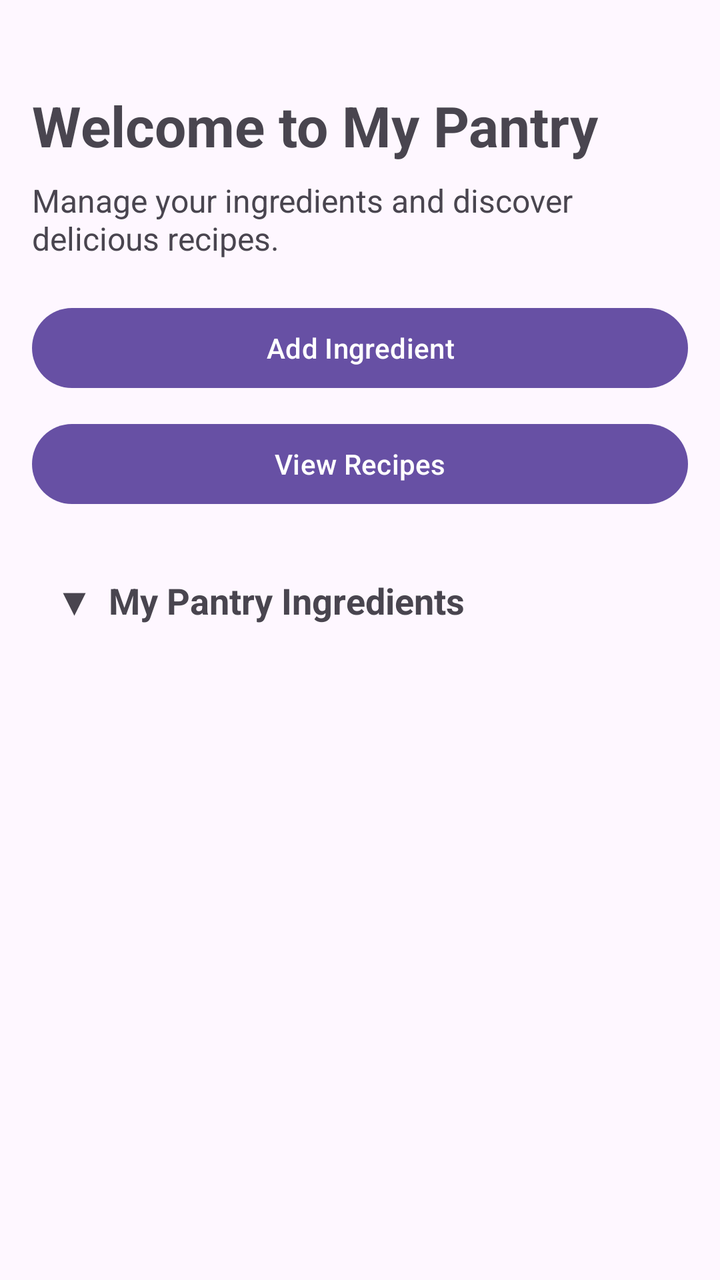
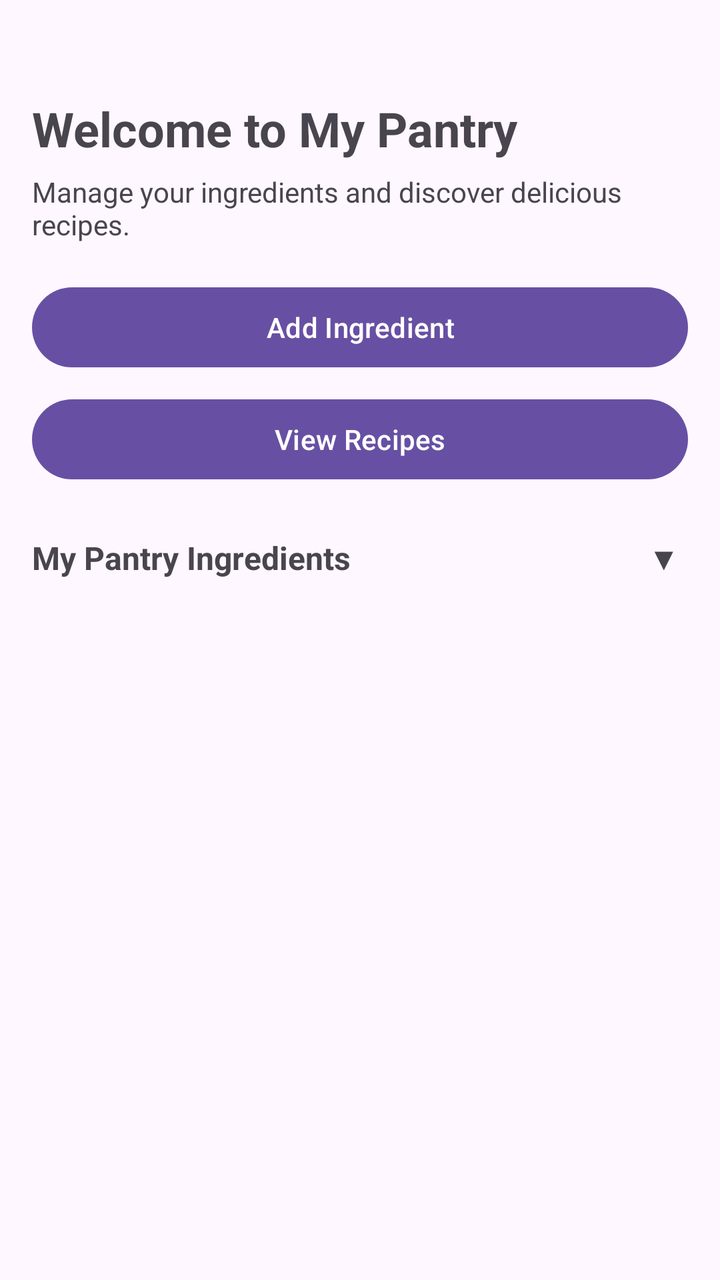

Screens rendered from an Android XML layout before and after an edit, with the pre-edit source and the edit as a unified diff.
<!-- AndroidManifest.xml: application theme Theme.SmartPantryManager -->
<!-- res/layout/activity_main.xml -->
<?xml version="1.0" encoding="utf-8"?>
<androidx.constraintlayout.widget.ConstraintLayout
    xmlns:android="http://schemas.android.com/apk/res/android"
    xmlns:app="http://schemas.android.com/apk/res-auto"
    android:id="@+id/main"
    android:layout_width="match_parent"
    android:layout_height="match_parent"
    android:padding="16dp">

    
    <TextView
        android:id="@+id/tvWelcomeTitle"
        android:layout_width="0dp"
        android:layout_height="wrap_content"
        android:layout_marginTop="28dp"
        android:text="Welcome to My Pantry"
        android:textSize="28sp"
        android:textStyle="bold"
        app:layout_constraintTop_toTopOf="parent"
        app:layout_constraintStart_toStartOf="parent"
        app:layout_constraintEnd_toEndOf="parent" />

    
    <TextView
        android:id="@+id/tvWelcomeSubtitle"
        android:layout_width="0dp"
        android:layout_height="wrap_content"
        android:layout_marginTop="8dp"
        android:text="Manage your ingredients and discover delicious recipes."
        android:textSize="16sp"
        app:layout_constraintTop_toBottomOf="@id/tvWelcomeTitle"
        app:layout_constraintStart_toStartOf="parent"
        app:layout_constraintEnd_toEndOf="parent" />

    
    <Button
        android:id="@+id/btnAddIngredient"
        android:layout_width="0dp"
        android:layout_height="wrap_content"
        android:layout_marginTop="20dp"
        android:text="Add Ingredient"
        app:layout_constraintTop_toBottomOf="@id/tvWelcomeSubtitle"
        app:layout_constraintStart_toStartOf="parent"
        app:layout_constraintEnd_toEndOf="parent" />

    
    <Button
        android:id="@+id/btnViewRecipes"
        android:layout_width="0dp"
        android:layout_height="wrap_content"
        android:layout_marginTop="10dp"
        android:text="View Recipes"
        app:layout_constraintTop_toBottomOf="@id/btnAddIngredient"
        app:layout_constraintStart_toStartOf="parent"
        app:layout_constraintEnd_toEndOf="parent" />

    
    <TextView
        android:id="@+id/tvPantrySection"
        android:layout_width="0dp"
        android:layout_height="wrap_content"
        android:layout_marginTop="20dp"
        android:background="?attr/selectableItemBackground"
        android:clickable="true"
        android:focusable="true"
        android:padding="12dp"
        android:text="▼  My Pantry Ingredients"
        android:textSize="18sp"
        android:textStyle="bold"
        app:layout_constraintTop_toBottomOf="@id/btnViewRecipes"
        app:layout_constraintStart_toStartOf="parent"
        app:layout_constraintEnd_toEndOf="parent" />

    
    <androidx.recyclerview.widget.RecyclerView
        android:id="@+id/recyclerViewPantry"
        android:layout_width="0dp"
        android:layout_height="0dp"
        android:layout_marginTop="8dp"
        android:visibility="gone"
        android:clipToPadding="false"
        android:paddingBottom="16dp"
        app:layout_constraintTop_toBottomOf="@id/tvPantrySection"
        app:layout_constraintBottom_toBottomOf="parent"
        app:layout_constraintStart_toStartOf="parent"
        app:layout_constraintEnd_toEndOf="parent" />

</androidx.constraintlayout.widget.ConstraintLayout>
<!-- resources referenced by this layout -->
<resources>
  <style name="Theme.SmartPantryManager" parent="Base.Theme.SmartPantryManager" />
  <style name="Base.Theme.SmartPantryManager" parent="Theme.Material3.DayNight.NoActionBar">
          
          
      </style>
</resources>

<!-- the commit's change to res/layout/activity_main.xml (unified diff, before → after) -->
@@ -9,12 +9,12 @@
 
     
     <TextView
-        android:id="@+id/tvWelcomeTitle"
+        android:id="@+id/tvPantryTitle"
         android:layout_width="0dp"
         android:layout_height="wrap_content"
-        android:layout_marginTop="28dp"
+        android:layout_marginTop="32dp"
         android:text="Welcome to My Pantry"
-        android:textSize="28sp"
+        android:textSize="24sp"
         android:textStyle="bold"
         app:layout_constraintTop_toTopOf="parent"
         app:layout_constraintStart_toStartOf="parent"
@@ -22,13 +22,13 @@
 
     
     <TextView
-        android:id="@+id/tvWelcomeSubtitle"
+        android:id="@+id/tvPantrySubtitle"
         android:layout_width="0dp"
         android:layout_height="wrap_content"
-        android:layout_marginTop="8dp"
+        android:layout_marginTop="6dp"
         android:text="Manage your ingredients and discover delicious recipes."
-        android:textSize="16sp"
-        app:layout_constraintTop_toBottomOf="@id/tvWelcomeTitle"
+        android:textSize="14sp"
+        app:layout_constraintTop_toBottomOf="@id/tvPantryTitle"
         app:layout_constraintStart_toStartOf="parent"
         app:layout_constraintEnd_toEndOf="parent" />
 
@@ -37,9 +37,9 @@
         android:id="@+id/btnAddIngredient"
         android:layout_width="0dp"
         android:layout_height="wrap_content"
-        android:layout_marginTop="20dp"
+        android:layout_marginTop="18dp"
         android:text="Add Ingredient"
-        app:layout_constraintTop_toBottomOf="@id/tvWelcomeSubtitle"
+        app:layout_constraintTop_toBottomOf="@id/tvPantrySubtitle"
         app:layout_constraintStart_toStartOf="parent"
         app:layout_constraintEnd_toEndOf="parent" />
 
@@ -48,39 +48,57 @@
         android:id="@+id/btnViewRecipes"
         android:layout_width="0dp"
         android:layout_height="wrap_content"
-        android:layout_marginTop="10dp"
+        android:layout_marginTop="8dp"
         android:text="View Recipes"
         app:layout_constraintTop_toBottomOf="@id/btnAddIngredient"
         app:layout_constraintStart_toStartOf="parent"
         app:layout_constraintEnd_toEndOf="parent" />
 
     
-    <TextView
-        android:id="@+id/tvPantrySection"
+    <LinearLayout
+        android:id="@+id/layoutPantryHeader"
         android:layout_width="0dp"
         android:layout_height="wrap_content"
-        android:layout_marginTop="20dp"
-        android:background="?attr/selectableItemBackground"
+        android:layout_marginTop="16dp"
+        android:orientation="horizontal"
+        android:gravity="center_vertical"
+        android:paddingTop="8dp"
+        android:paddingBottom="8dp"
         android:clickable="true"
         android:focusable="true"
-        android:padding="12dp"
-        android:text="▼  My Pantry Ingredients"
-        android:textSize="18sp"
-        android:textStyle="bold"
+        android:background="?attr/selectableItemBackground"
         app:layout_constraintTop_toBottomOf="@id/btnViewRecipes"
         app:layout_constraintStart_toStartOf="parent"
-        app:layout_constraintEnd_toEndOf="parent" />
+        app:layout_constraintEnd_toEndOf="parent">
+
+        <TextView
+            android:id="@+id/tvPantrySection"
+            android:layout_width="0dp"
+            android:layout_height="wrap_content"
+            android:layout_weight="1"
+            android:text="My Pantry Ingredients"
+            android:textSize="16sp"
+            android:textStyle="bold" />
+
+        <TextView
+            android:id="@+id/tvPantryArrow"
+            android:layout_width="wrap_content"
+            android:layout_height="wrap_content"
+            android:text="▼"
+            android:textSize="16sp"
+            android:paddingStart="8dp"
+            android:paddingEnd="4dp" />
+
+    </LinearLayout>
 
     
     <androidx.recyclerview.widget.RecyclerView
         android:id="@+id/recyclerViewPantry"
         android:layout_width="0dp"
         android:layout_height="0dp"
-        android:layout_marginTop="8dp"
+        android:layout_marginTop="4dp"
         android:visibility="gone"
-        android:clipToPadding="false"
-        android:paddingBottom="16dp"
-        app:layout_constraintTop_toBottomOf="@id/tvPantrySection"
+        app:layout_constraintTop_toBottomOf="@id/layoutPantryHeader"
         app:layout_constraintBottom_toBottomOf="parent"
         app:layout_constraintStart_toStartOf="parent"
         app:layout_constraintEnd_toEndOf="parent" />
